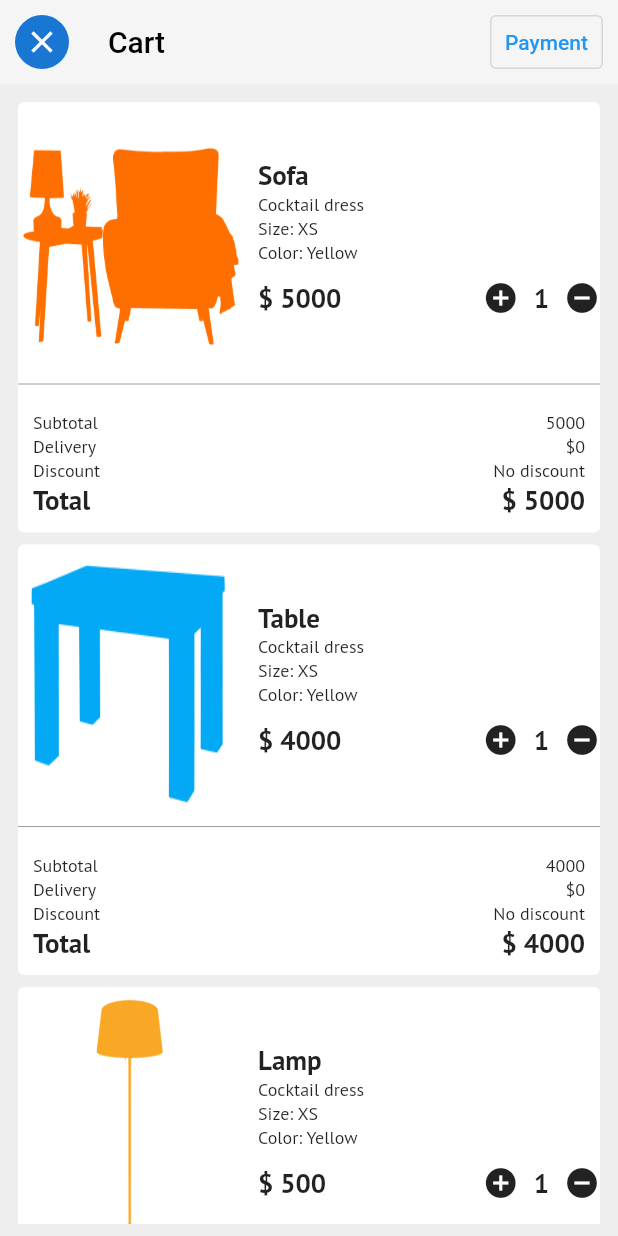
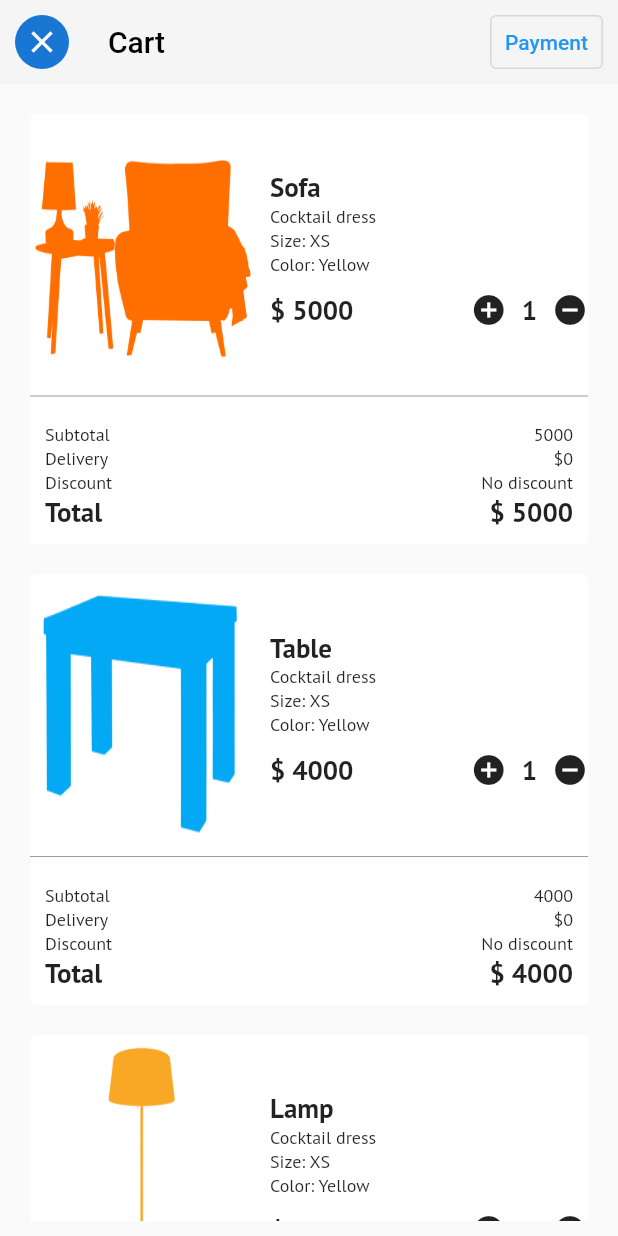
Before and after one commit to ishaileshmishra/flutter-ecommerce-app, a Flutter app: the CartPage screen opened directly, on a phone screen of 412 x 824 dp. Run offline on Flutter 3.47's test engine with Material 2 defaults, Android fonts, the phone set to English and light mode, and no system bars; our stand-ins replace get, google_fonts, smooth_star_rating.

Commit message:
:bug: bugfix

```diff
--- a/lib/screen/cart/cart_page.dart
+++ b/lib/screen/cart/cart_page.dart
@@ -12,21 +12,14 @@ class CartPage extends StatefulWidget {
 }
 
 class _CartPageState extends State<CartPage> {
-  List<Product> products;
-
-  @override
-  void initState() {
-    super.initState();
-    products = Res.fetchProducts();
-  }
-
   @override
   Widget build(BuildContext context) {
+    List<Product> products = Res.fetchProducts();
     return Scaffold(
-        backgroundColor: Colors.grey.shade200,
+        //backgroundColor: Colors.grey.shade200,
         appBar: buildAppBar(context),
         body: Padding(
-          padding: const EdgeInsets.all(8.0),
+          padding: const EdgeInsets.all(10.0),
           child: Expanded(
             child: ListView.builder(
               itemCount: products.length,
--- a/lib/screen/cart/components/_item_cart_view.dart
+++ b/lib/screen/cart/components/_item_cart_view.dart
@@ -6,6 +6,7 @@ import '_card_img.dart';
 Card buildCartCard(product) {
   return Card(
     elevation: 0,
+    margin: EdgeInsets.all(10),
     child: Column(
       children: [
         Row(
--- a/lib/screen/details/detail_page.dart
+++ b/lib/screen/details/detail_page.dart
@@ -3,7 +3,6 @@ import 'component/_row_price_rating.dart';
 import 'component/_build_app_bar.dart';
 
 import '../../constant.dart';
-import '../../helper/_utils.dart';
 import '../../models/Product.dart';
 import 'component/_build_cart_btn.dart';
 import 'component/_image_view.dart';
--- a/lib/screen/home/home_page.dart
+++ b/lib/screen/home/home_page.dart
@@ -1,6 +1,6 @@
 import 'package:flutter/cupertino.dart';
 import 'package:flutter/material.dart';
-import 'component/_body.dart';
+import 'package:flutter_ecommerce_app/screen/home/components/_body.dart';
 import '../../models/_res_files.dart';
 
 class HomePage extends StatelessWidget {
```
Also changed, not shown: lib/screen/home/components/_action_bar.dart (renamed from lib/screen/home/component/_action_bar.dart), lib/screen/home/components/_body.dart (renamed from lib/screen/home/component/_body.dart), lib/screen/home/components/_build_category_card.dart (renamed from lib/screen/home/component/_build_category_card.dart), lib/screen/home/components/_build_popular_card.dart (renamed from lib/screen/home/component/_build_popular_card.dart), lib/screen/home/components/_categories.dart (renamed from lib/screen/home/component/_categories.dart), lib/screen/home/components/_product_category.dart (renamed from lib/screen/home/component/_product_category.dart), lib/screen/home/components/_search_filter_view.dart (renamed from lib/screen/home/component/_search_filter_view.dart).
